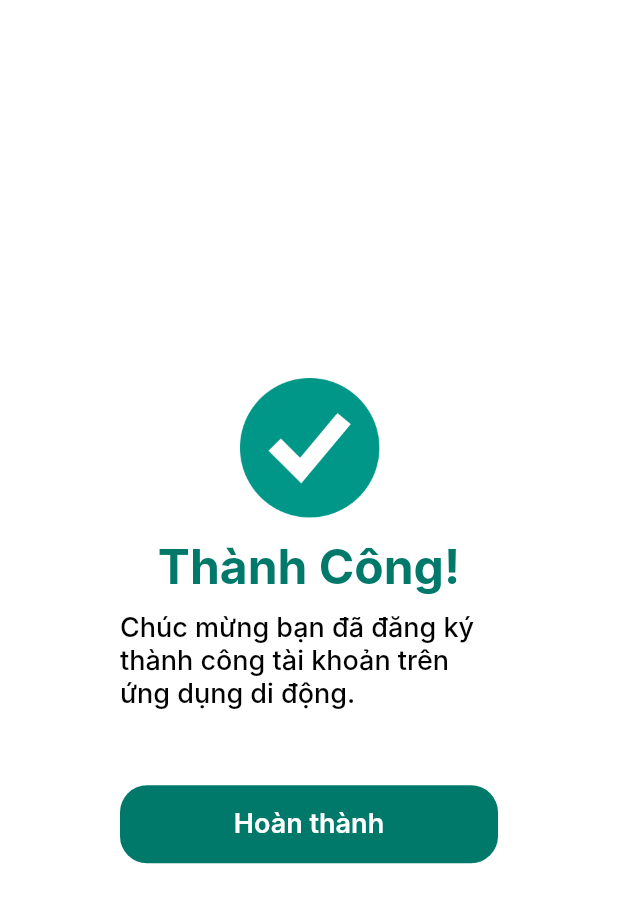
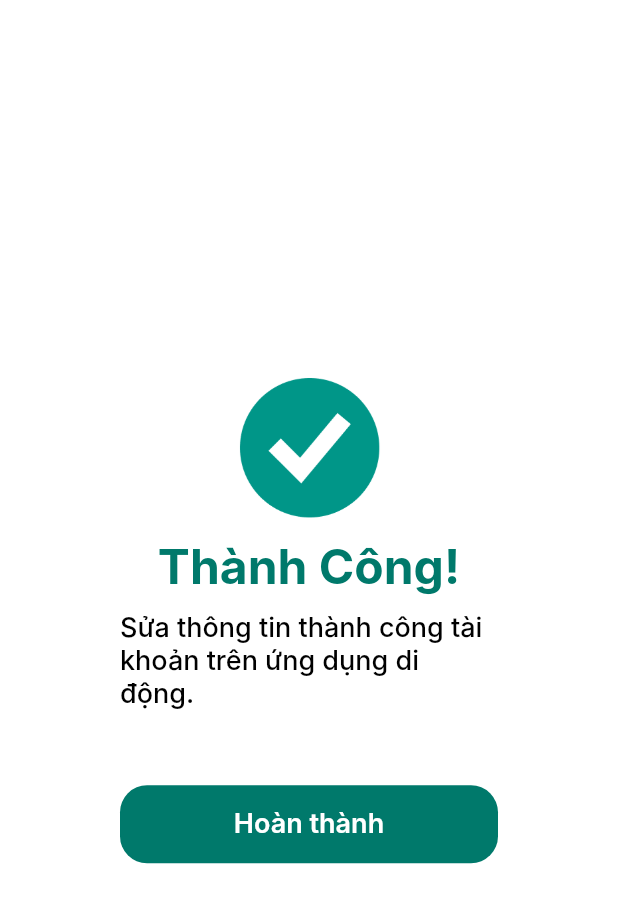
Before and after one commit to casker2209/Authentication, a Flutter app: the SuccessScreen screen opened by its route, on a phone screen of 412 x 824 dp. Shown: the top 903 px of the screen. Run offline on Flutter 3.47's test engine with Material 2 defaults, Android fonts, the phone set to English and light mode, and no system bars; our stand-ins replace dio, equatable, flutter_bloc, flutter_native_contact_picker, get_it, go_router and 3 more; missing offline and left inert: fluttercontactpicker; accounts and stored records are empty; generated files the repository leaves out were written again; Roboto replaces fonts that are missing (Inter).

Commit message:
make account list screen refresh when popped and more logic on success screen

```diff
--- a/lib/screen/account_list/account_list_screen.dart
+++ b/lib/screen/account_list/account_list_screen.dart
@@ -145,9 +145,7 @@ class _AccountStatus extends StatelessWidget {
     }
     return GestureDetector(
       onTap: () {
-        context.push("/create", extra: user).then((value) {
-          if(user!=null) BlocProvider.of<AccountListBloc>(context).add(GetUserEvent());
-        });
+        context.push("/create", extra: user);
       },
       onLongPress: () {
         showDialog(
--- a/lib/screen/create_user/create_user_screen.dart
+++ b/lib/screen/create_user/create_user_screen.dart
@@ -79,11 +79,7 @@ class _CreateUserScreenState extends State<CreateUserScreen> {
             ),
             listener: (context, state) {
               NetworkHelper.networkListener(context, state, onSuccess: () {
-                if(widget.user == null) {
-                  context.push("/success");
-                } else {
-                  context.pop();
-                }
+                  context.push("/success",extra: user==null);
               });
             },
             listenWhen: (state1, state2) {
--- a/lib/screen/success/success_screen.dart
+++ b/lib/screen/success/success_screen.dart
@@ -5,6 +5,8 @@ import 'package:flutter/widgets.dart';
 import 'package:go_router/go_router.dart';
 
 class SuccessScreen extends StatelessWidget{
+  bool isCreate;
+  SuccessScreen({required this.isCreate});
   @override
   Widget build(BuildContext context) {
     return WillPopScope(
@@ -32,7 +34,10 @@ class SuccessScreen extends StatelessWidget{
                       textAlign: TextAlign.center,
                       style:UtilsTextStyle.primaryTextStyle(color: UtilsColor.colorGreenPrimary,fontWeight: FontWeight.w700,size: 32)),
                   SizedBox(height:10),
-                  Text("Chúc mừng bạn đã đăng ký thành công tài khoản trên ứng dụng di động.",style:UtilsTextStyle.primaryTextStyle(color: Colors.black,fontWeight: FontWeight.w500,size: 18)),
+                  Text(
+                      isCreate?
+                      "Chúc mừng bạn đã đăng ký thành công tài khoản trên ứng dụng di động.":
+                      "Sửa thông tin thành công tài khoản trên ứng dụng di động.",style:UtilsTextStyle.primaryTextStyle(color: Colors.black,fontWeight: FontWeight.w500,size: 18)),
                   SizedBox(height:50),
                   InkWell(
                     onTap: (){
--- a/lib/utils/go_router.dart
+++ b/lib/utils/go_router.dart
@@ -63,7 +63,7 @@ class GoRouterUtils {
     ),
     GoRoute(
     path:"/success",
-    builder: (context,state) => SuccessScreen()
+    builder: (context,state) => SuccessScreen(isCreate:state.extra==true)
     ),
     GoRoute(
     path:"/create",
```
